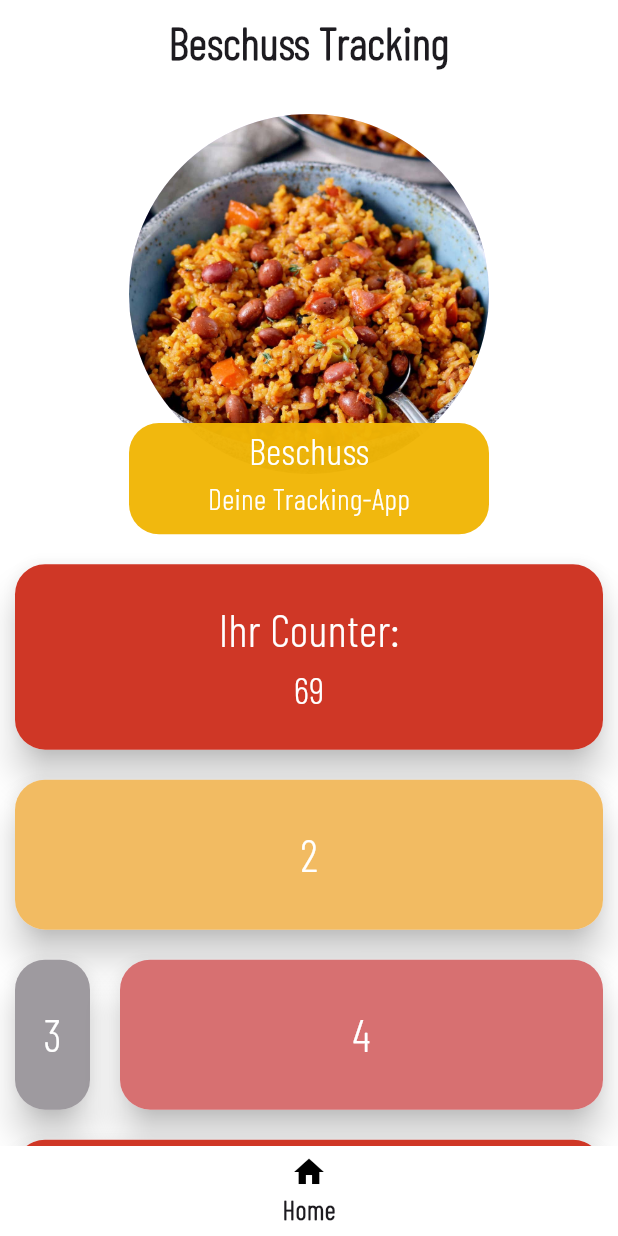
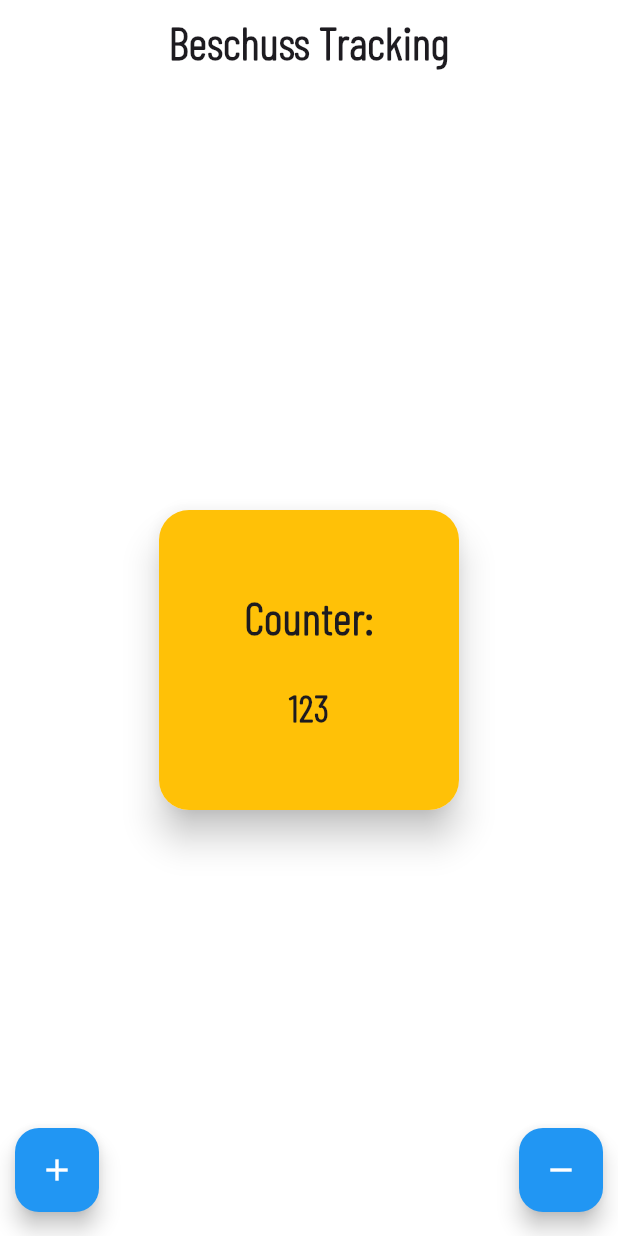
Before and after one commit to Tetoji/Flutter-Udemy-Course, a Flutter app: the screen it shows after launch, on a phone screen of 412 x 824 dp. Run offline on Flutter 3.47's test engine with Material 3 defaults, Android fonts, the phone set to English and light mode, and no system bars; drawn by our look-alikes of auto_size_text.

Commit message:
Counter page added

```diff
--- /dev/null
+++ b/udemy_app/lib/counter_site/counter_app_page.dart
@@ -0,0 +1,94 @@
+import 'package:auto_size_text/auto_size_text.dart';
+import 'package:flutter/material.dart';
+
+class CounterAppPage extends StatefulWidget {
+  const CounterAppPage({super.key});
+
+  @override
+  State<CounterAppPage> createState() => _CounterAppPageState();
+}
+
+class _CounterAppPageState extends State<CounterAppPage> {
+  @override
+  Widget build(BuildContext context) {
+    return Scaffold(
+      appBar: AppBar(
+        scrolledUnderElevation: 0.0, //! AppBar doesnt change color after scroll
+        backgroundColor: Colors.white,
+        centerTitle: true,
+        title: const AutoSizeText(
+          "Beschuss Tracking",
+          style: TextStyle(
+            fontFamily: 'BarlowCondensed',
+            fontWeight: FontWeight.w700,
+          ),
+          minFontSize: 30.0,
+        ),
+      ),
+      body: Center(
+        child: Material(
+          elevation: 10,
+          borderRadius: BorderRadius.circular(20),
+          child: Container(
+            height: 200,
+            width: 200,
+            decoration: BoxDecoration(
+              borderRadius: BorderRadius.circular(20),
+              color: Colors.amber,
+            ),
+            child: Column(
+              mainAxisAlignment: MainAxisAlignment.center,
+              children: [
+                Container(
+                  padding: const EdgeInsets.only(bottom: 10),
+                  child: const Text(
+                    "Counter:",
+                    style: TextStyle(
+                        fontFamily: 'BarlowCondensed',
+                        fontSize: 30,
+                        fontWeight: FontWeight.bold),
+                  ),
+                ),
+                Container(
+                  padding: const EdgeInsets.only(top: 10),
+                  child: const Text(
+                    "123",
+                    style: TextStyle(
+                        fontFamily: 'BarlowCondensed',
+                        fontSize: 25,
+                        fontWeight: FontWeight.w600),
+                  ),
+                ),
+              ],
+            ),
+          ),
+        ),
+      ),
+      floatingActionButtonLocation: FloatingActionButtonLocation.centerFloat,
+      floatingActionButton: Padding(
+        padding: const EdgeInsets.symmetric(horizontal: 10),
+        child: Row(
+          mainAxisAlignment: MainAxisAlignment.spaceBetween,
+          children: [
+            FloatingActionButton(
+              backgroundColor: Colors.blue,
+              onPressed: () {},
+              child: const Icon(
+                Icons.add,
+                color: Colors.white,
+              ),
+            ),
+            FloatingActionButton(
+              backgroundColor: Colors.blue,
+              onPressed: () {},
+              child: const Icon(
+                Icons.remove,
+                color: Colors.white,
+              ),
+            ),
+          ],
+        ),
+      ),
+    );
+  }
+}
--- a/udemy_app/lib/main.dart
+++ b/udemy_app/lib/main.dart
@@ -1,5 +1,6 @@
 import 'package:flutter/material.dart';
-import 'widgets_examples/widgets_examples_page.dart';
+import 'package:udemy_app/counter_site/counter_app_page.dart';
+//import 'widgets_examples/widgets_examples_page.dart';
 
 void main() {
   runApp(const MyApp());
@@ -13,7 +14,8 @@
     return MaterialApp(
       debugShowCheckedModeBanner: false,
       theme: ThemeData(scaffoldBackgroundColor: Colors.white),
-      home: const WidgetsExamplesPage(),
+      //home: const WidgetsExamplesPage(),
+      home: const CounterAppPage(),
     );
   }
 }
```
